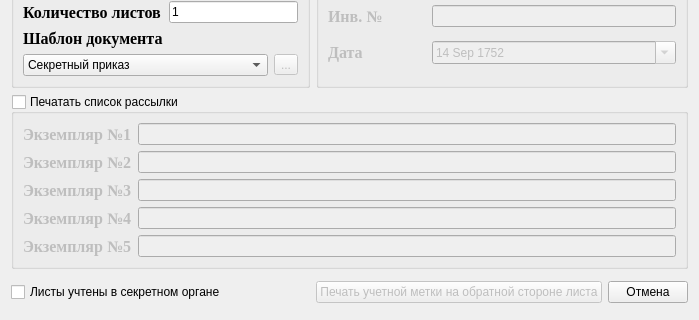
Above: safeFatPrinter/branch/ui/asktheuser.ui from sobiron236/cupsfilter before the change; both pictures show x 0 to 699 and y 239 to 559 of the 699 by 559 pixel window. Below: the same form after it.
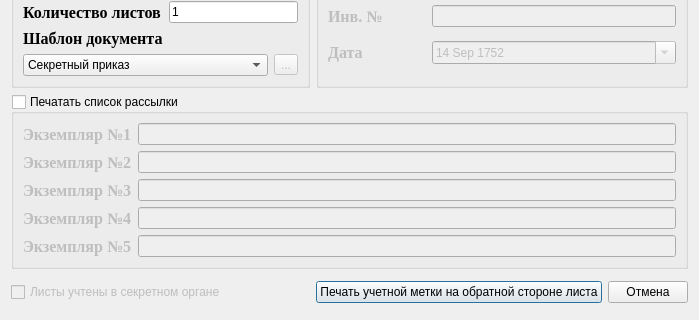
That is the form after the change. Icons and pictures are not drawn.

Commit message: сделал модальным

What changed in the file:
```diff
--- a/safeFatPrinter/branch/ui/asktheuser.ui
+++ b/safeFatPrinter/branch/ui/asktheuser.ui
@@ -514,7 +514,10 @@
     </widget>
    </item>
    <item row="4" column="0">
-    <widget class="QCheckBox" name="checkBox">
+    <widget class="QCheckBox" name="paperAccountsOutSide">
+     <property name="enabled">
+      <bool>false</bool>
+     </property>
      <property name="text">
       <string>Листы учтены в секретном органе</string>
      </property>
@@ -523,7 +526,7 @@
    <item row="4" column="1">
     <widget class="QPushButton" name="previewBtn">
      <property name="enabled">
-      <bool>false</bool>
+      <bool>true</bool>
      </property>
      <property name="text">
       <string>Печать учетной метки на обратной стороне листа</string>
@@ -533,7 +536,7 @@
        <normaloff>:/images/win/fileprint.png</normaloff>:/images/win/fileprint.png</iconset>
      </property>
      <property name="autoDefault">
-      <bool>false</bool>
+      <bool>true</bool>
      </property>
      <property name="default">
       <bool>true</bool>
```
Left out of the diff: 37 changed lines with no effect on the pictures.
